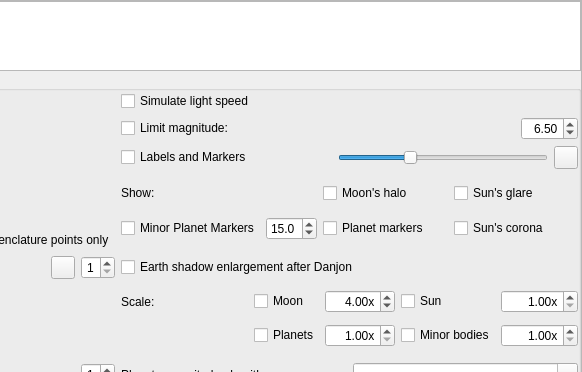
The window that src/gui/viewDialog.ui (10110111/stellarium) describes before a commit, drawn with Qt 5; both pictures show x 347 to 929 and y 0 to 372 of the 929 by 559 pixel window.
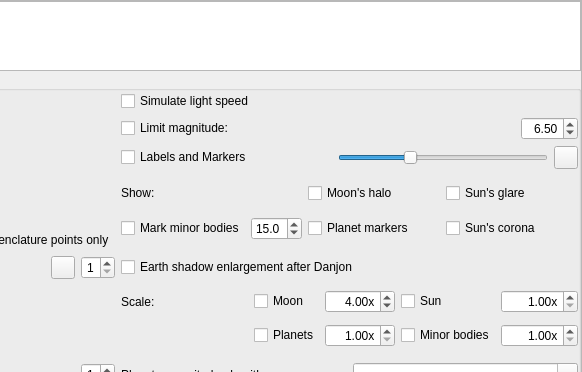
The same window after the commit. The open tabs and pages were chosen to show the change. Icons and pictures are not drawn. Custom widgets are drawn as their Qt base class.

Commit message: Rename button and action for minor body markers

Diff of the .ui file:
```diff
--- a/src/gui/viewDialog.ui
+++ b/src/gui/viewDialog.ui
@@ -1416,7 +1416,7 @@
                     <string>Show tiny circles for minor bodies regardless of magnitude</string>
                    </property>
                    <property name="text">
-                    <string>Minor Planet Markers</string>
+                    <string>Mark minor bodies</string>
                    </property>
                   </widget>
                  </item>
```
The commit also changes 1 other file.
